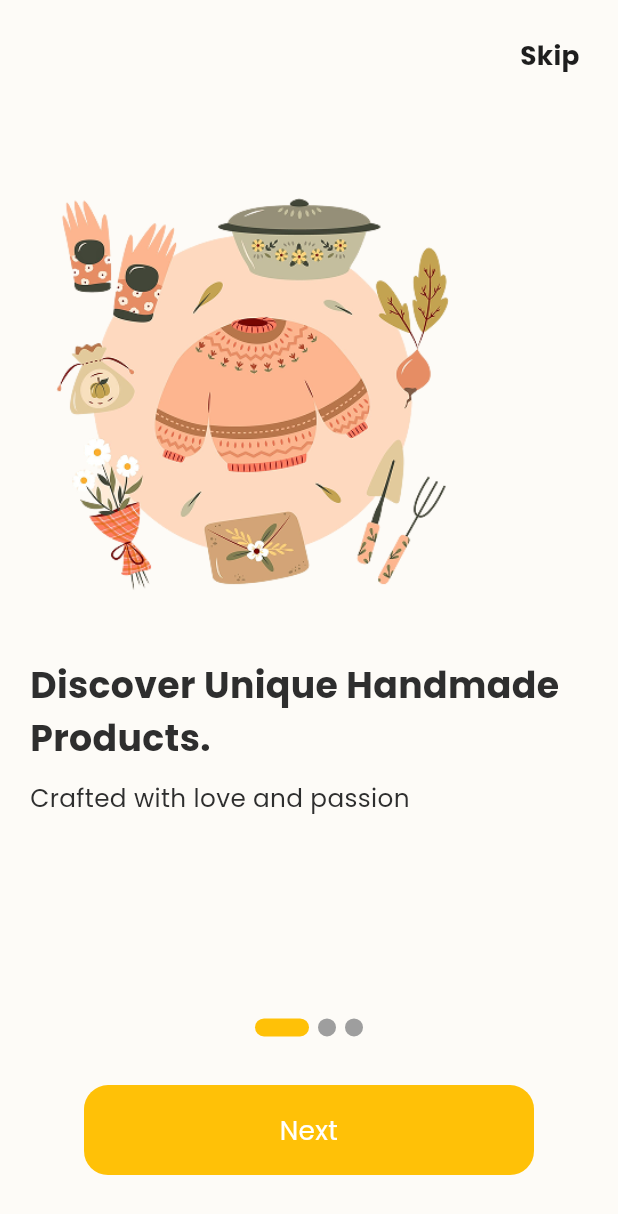
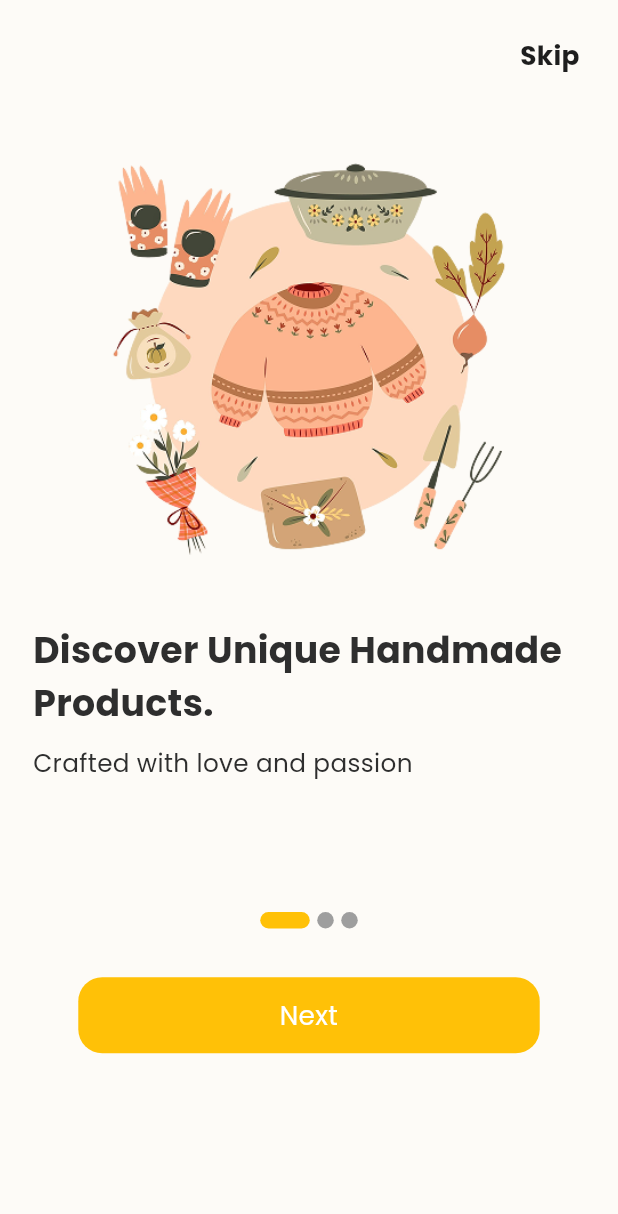
Before and after one commit to waleedadel222/Anamel, a Flutter app: the screen it shows after launch, on a phone screen of 412 x 824 dp. Shown: the top 1214 px of the screen. Run offline on Flutter 3.47's test engine with Material 3 defaults, Android fonts, the phone set to English and light mode, and no system bars; drawn by our look-alikes of smooth_page_indicator; our stand-ins replace cloud_firestore, equatable, firebase_auth, firebase_core, flutter_bloc, flutter_screenutil and 4 more; accounts and stored records are empty.

```diff
--- a/lib/core/styling/app_styles.dart
+++ b/lib/core/styling/app_styles.dart
@@ -1,7 +1,5 @@
 import 'package:flutter/material.dart';
 import 'package:flutter_screenutil/flutter_screenutil.dart';
-import 'package:google_fonts/google_fonts.dart';
-
 import 'app_fonts.dart';
 
 class AppStyles {
--- a/lib/screens/onboarding_screen.dart
+++ b/lib/screens/onboarding_screen.dart
@@ -58,10 +58,10 @@ class _OnboardingScreenState extends State<OnboardingScreen> {
 
                       return Center(
                         child: Padding(
-                          padding: const EdgeInsets.symmetric(horizontal: 20.0),
+                          padding:  EdgeInsets.symmetric(horizontal: 20.w),
                           child: Column(
                             mainAxisAlignment: MainAxisAlignment.center,
-                            crossAxisAlignment: CrossAxisAlignment.start,
+                            crossAxisAlignment: CrossAxisAlignment.stretch,
                             children: [
                               Image.asset(
                                 item["image"]!,
@@ -71,7 +71,7 @@ class _OnboardingScreenState extends State<OnboardingScreen> {
                               SizedBox(height: 24.h),
                               Text(
                                 item["title"]!,
-                                textAlign: TextAlign.left,
+                                textAlign: TextAlign.start,
                                 style: AppStyles.logoTitleStyle.copyWith(
                                   fontSize: 22.sp,
                                 ),
@@ -79,7 +79,7 @@ class _OnboardingScreenState extends State<OnboardingScreen> {
                               SizedBox(height: 10.h),
                               Text(
                                 item["subtitle"]!,
-                                textAlign: TextAlign.left,
+                                textAlign: TextAlign.start,
                                 style: AppStyles.logoSubtitleStyle,
                               ),
                             ],
@@ -90,17 +90,17 @@ class _OnboardingScreenState extends State<OnboardingScreen> {
                   ),
                 ),
 
-                SizedBox(height: 24.h),
+                // SizedBox(height: 5.h),
 
                 // Expanding Dots
                 SmoothPageIndicator(
                   controller: _controller,
                   count: onboardingItems.length,
                   effect: ExpandingDotsEffect(
-                    dotHeight: 12,
-                    dotWidth: 12,
+                    dotHeight: 11,
+                    dotWidth: 11,
                     expansionFactor: 3,
-                    spacing: 6,
+                    spacing: 5,
                     activeDotColor: Theme.of(context).colorScheme.primary,
                   ),
                 ),
@@ -122,8 +122,8 @@ class _OnboardingScreenState extends State<OnboardingScreen> {
                   child: AnimatedContainer(
                     padding: EdgeInsets.all(10),
                     duration: Duration(milliseconds: 300),
-                    height: 60,
-                    width: 300,
+                    height: 50.h,
+                    width: 280.w,
                     decoration: BoxDecoration(
                       color: Theme.of(context).colorScheme.primary,
                       borderRadius: BorderRadius.circular(16),
@@ -140,7 +140,7 @@ class _OnboardingScreenState extends State<OnboardingScreen> {
                   ),
                 ),
 
-                SizedBox(height: 40.h),
+                 SizedBox(height: 120.h),
               ],
             ),
 
```
Also changed, not shown: 1 other file.
